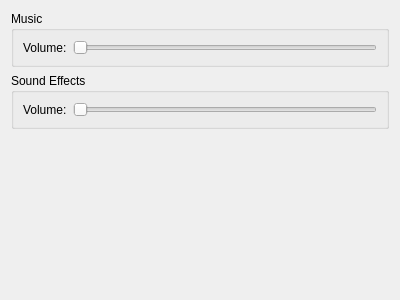
Old version of the form src/preferences/audiopage.ui in the repository nschimme/MMapper.
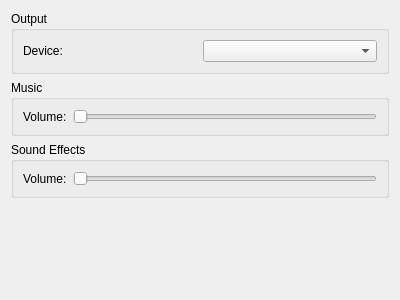
New version of the form.

Commit message: expose audio output device selection in preferences

```diff
--- a/src/preferences/audiopage.ui
+++ b/src/preferences/audiopage.ui
@@ -11,6 +11,25 @@
    </rect>
   </property>
   <layout class="QVBoxLayout" name="verticalLayout">
+   <item>
+    <widget class="QGroupBox" name="outputGroupBox">
+     <property name="title">
+      <string>Output</string>
+     </property>
+     <layout class="QGridLayout" name="gridLayoutOutput">
+      <item row="0" column="0">
+       <widget class="QLabel" name="outputDeviceLabel">
+        <property name="text">
+         <string>Device:</string>
+        </property>
+       </widget>
+      </item>
+      <item row="0" column="1">
+       <widget class="QComboBox" name="outputDeviceComboBox"/>
+      </item>
+     </layout>
+    </widget>
+   </item>
    <item>
     <widget class="QGroupBox" name="musicGroupBox">
      <property name="title">
```
The commit also changes 10 other files.
